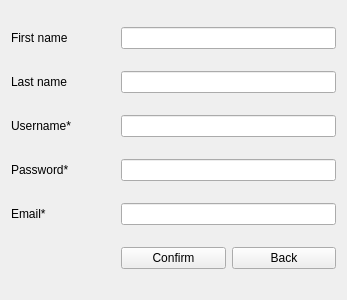
Above: ui/registration.ui from TarasRudnyk/Students_health_records before the change. Below: the same form after it.
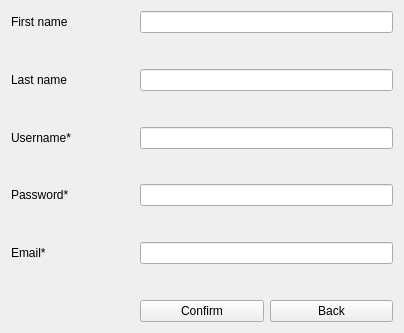
That is the form after the change. Icons and pictures are not drawn.

Commit message: Added labels to error.

The edit to the form file:
```diff
--- a/ui/registration.ui
+++ b/ui/registration.ui
@@ -6,8 +6,8 @@
    <rect>
     <x>0</x>
     <y>0</y>
-    <width>347</width>
-    <height>300</height>
+    <width>404</width>
+    <height>333</height>
    </rect>
   </property>
   <property name="windowTitle">
@@ -28,54 +28,89 @@
    <item row="0" column="1" colspan="2">
     <widget class="QLineEdit" name="lineEdit_first_name"/>
    </item>
-   <item row="1" column="0">
+   <item row="1" column="1" colspan="2">
+    <widget class="QLabel" name="First_name_error">
+     <property name="text">
+      <string/>
+     </property>
+    </widget>
+   </item>
+   <item row="2" column="0">
     <widget class="QLabel" name="label_2">
      <property name="text">
       <string>Last name</string>
      </property>
     </widget>
    </item>
-   <item row="1" column="1" colspan="2">
+   <item row="2" column="1" colspan="2">
     <widget class="QLineEdit" name="lineEdit_last_name"/>
    </item>
-   <item row="2" column="0">
+   <item row="3" column="1" colspan="2">
+    <widget class="QLabel" name="Last_name_error">
+     <property name="text">
+      <string/>
+     </property>
+    </widget>
+   </item>
+   <item row="4" column="0">
     <widget class="QLabel" name="label_3">
      <property name="text">
       <string>Username*</string>
      </property>
     </widget>
    </item>
-   <item row="2" column="1" colspan="2">
+   <item row="4" column="1" colspan="2">
     <widget class="QLineEdit" name="lineEdit_username"/>
    </item>
-   <item row="3" column="0">
+   <item row="5" column="1" colspan="2">
+    <widget class="QLabel" name="User_name_error">
+     <property name="text">
+      <string/>
+     </property>
+    </widget>
+   </item>
+   <item row="6" column="0">
     <widget class="QLabel" name="label_4">
      <property name="text">
       <string>Password*</string>
      </property>
     </widget>
    </item>
-   <item row="3" column="1" colspan="2">
+   <item row="6" column="1" colspan="2">
     <widget class="QLineEdit" name="lineEdit_password"/>
    </item>
-   <item row="4" column="0">
+   <item row="7" column="1" colspan="2">
+    <widget class="QLabel" name="Password_error">
+     <property name="text">
+      <string/>
+     </property>
+    </widget>
+   </item>
+   <item row="8" column="0">
     <widget class="QLabel" name="label_5">
      <property name="text">
       <string>Email*</string>
      </property>
     </widget>
    </item>
-   <item row="4" column="1" colspan="2">
+   <item row="8" column="1" colspan="2">
     <widget class="QLineEdit" name="lineEdit_Email"/>
    </item>
-   <item row="5" column="1">
+   <item row="9" column="1" colspan="2">
+    <widget class="QLabel" name="Emai_error">
+     <property name="text">
+      <string/>
+     </property>
+    </widget>
+   </item>
+   <item row="10" column="1">
     <widget class="QPushButton" name="sign_up_button">
      <property name="text">
       <string>Confirm</string>
      </property>
     </widget>
    </item>
-   <item row="5" column="2">
+   <item row="10" column="2">
     <widget class="QPushButton" name="sign_in_button">
      <property name="text">
       <string>Back</string>
```
Left out of the diff: 4 changed lines with no effect on the pictures. The commit also changes 2 other files.
